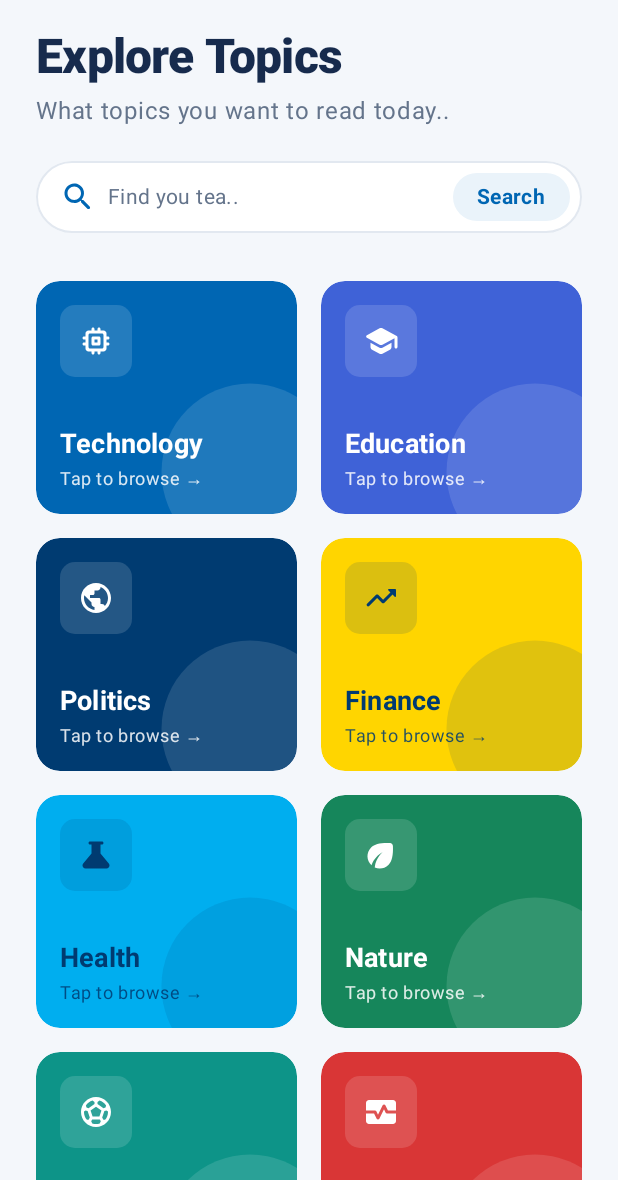
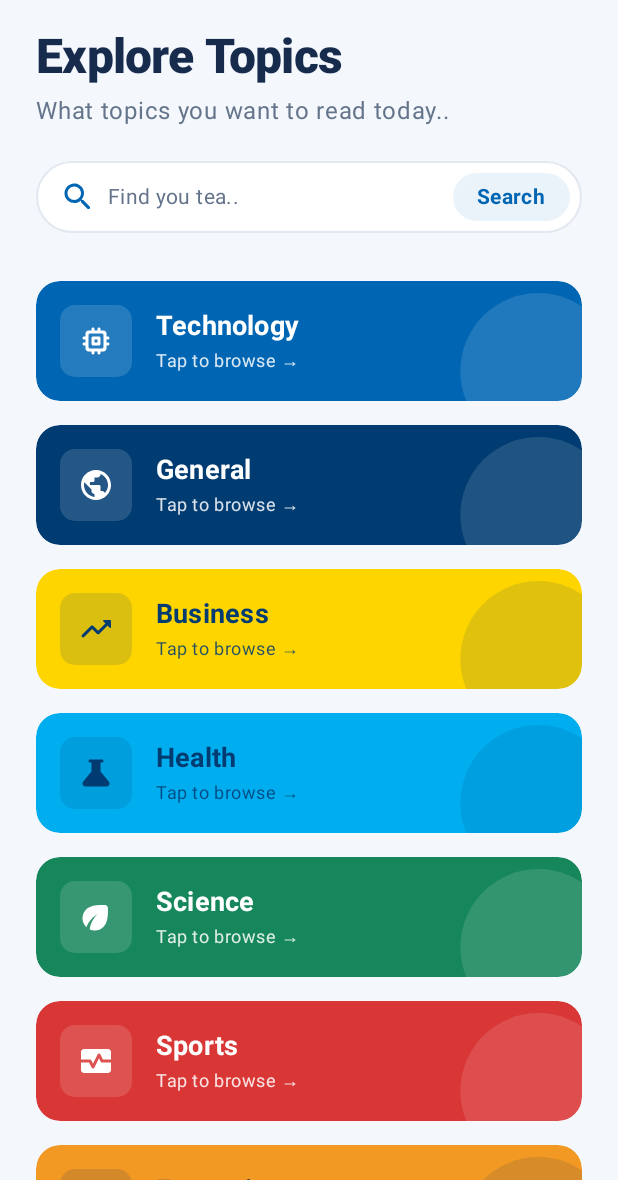
Before and after one commit to imaisnaini/Daily-Tea, an Android app built with Jetpack Compose: the screen it shows after launch (MainActivity), after a tap on "Technology", on a phone screen of 412 x 824 dp, the part 56-1236 px from its top. Run offline under Robolectric (Android 15) with nearby library versions, the phone set to English and light mode, and no system bars; our stand-ins replace Dagger/Hilt's generated code.

Commit message:
style(category) : adjust list of category, change layout to column

```diff
--- a/app/src/main/java/com/imaisnaini/dailytea/domain/model/Category.kt
+++ b/app/src/main/java/com/imaisnaini/dailytea/domain/model/Category.kt
@@ -5,13 +5,10 @@ enum class Category(
     val apiValue: String
 ) {
     TECHNOLOGY("Technology", "technology"),
-    EDUCATION("Education", "education"),
-    POLITICS("Politics", "politics"),
-    FINANCE("Finance", "finance"),
+    GENERAL("General", "general"),
+    BUSINESS("Business", "business"),
     HEALTH("Health", "health"),
-    NATURE("Nature", "nature"),
     SCIENCE("Science", "science"),
     SPORTS("Sports", "sports"),
     ENTERTAINMENT("Entertainment", "entertainment"),
-    CULTURE("Culture", "culture"),
 }
--- a/app/src/main/java/com/imaisnaini/dailytea/ui/CategoryScreen.kt
+++ b/app/src/main/java/com/imaisnaini/dailytea/ui/CategoryScreen.kt
@@ -38,12 +38,14 @@ import androidx.compose.ui.draw.drawBehind
 import androidx.compose.ui.geometry.Offset
 import androidx.compose.ui.text.font.FontWeight
 import androidx.compose.ui.text.style.TextOverflow
+import androidx.compose.ui.tooling.preview.Preview
 import androidx.compose.ui.unit.sp
 import com.imaisnaini.dailytea.domain.model.Category
 import com.imaisnaini.dailytea.ui.compose.CategoryCardStyle
 import com.imaisnaini.dailytea.ui.compose.SearchBar
 import com.imaisnaini.dailytea.ui.compose.cardStyle
 import com.imaisnaini.dailytea.ui.theme.BackgroundLight
+import com.imaisnaini.dailytea.ui.theme.MyTheme
 import com.imaisnaini.dailytea.ui.theme.PrimaryBlue
 import com.imaisnaini.dailytea.ui.theme.TextPrimary
 import com.imaisnaini.dailytea.ui.theme.TextSecondary
@@ -92,26 +94,14 @@ fun CategoryScreen(
                 )
             }
             items(
-                items = Category.entries.chunked(2),
-                key = { row -> row.joinToString("_") { it.name } }
-            ) { rowCategories ->
-                Row(
-                    horizontalArrangement = Arrangement.spacedBy(padding_large),
-                    modifier = Modifier
-                        .fillMaxWidth()
-                        .padding(horizontal = spacer_normal)
-                ) {
-                    rowCategories.forEach { category ->
-                        CategoryCard(
-                            category = category,
-                            onClick = { onCategoryClick(category) },
-                            modifier = Modifier.weight(1f)
-                        )
-                    }
-                    if (rowCategories.size == 1) {
-                        Spacer(modifier = Modifier.weight(1f))
-                    }
-                }
+                items = Category.entries,
+                key = { it.name }
+            ) { category ->
+                CategoryCard(
+                    category = category,
+                    onClick = { onCategoryClick(category) },
+                    modifier = Modifier.padding(horizontal = spacer_normal)
+                )
             }
         }
     }
@@ -186,27 +176,27 @@ private fun CategoryCard(
         shape = cardShape,
         color = style.containerColor,
         modifier = modifier
-            .aspectRatio(1.12f)
+            .fillMaxWidth()
             .clip(cardShape)
             .clickable(onClick = onClick)
     ) {
-        Column(
-            verticalArrangement = Arrangement.SpaceBetween,
+        Row(
+            verticalAlignment = Alignment.CenterVertically,
+            horizontalArrangement = Arrangement.spacedBy(padding_large),
             modifier = Modifier
-                .fillMaxSize()
+                .fillMaxWidth()
                 .drawBehind {
                     drawCircle(
                         color = style.contentColor.copy(alpha = 0.12f),
-                        radius = size.minDimension * 0.38f,
+                        radius = size.height * 0.65f,
                         center = Offset(
-                            x = size.width * 0.82f,
-                            y = size.height * 0.82f
+                            x = size.width * 0.92f,
+                            y = size.height * 0.75f
                         )
                     )
                 }
                 .padding(padding_large)
         ) {
-            // Top-left icon badge
             Box(
                 contentAlignment = Alignment.Center,
                 modifier = Modifier
@@ -222,8 +212,10 @@ private fun CategoryCard(
                 )
             }
 
-            // Bottom-left title & prompt
-            Column(verticalArrangement = Arrangement.spacedBy(padding_small)) {
+            Column(
+                verticalArrangement = Arrangement.spacedBy(padding_small),
+                modifier = Modifier.weight(1f)
+            ) {
                 Text(
                     text = category.displayName,
                     style = Typography.subtitle1.copy(
@@ -243,3 +235,14 @@ private fun CategoryCard(
         }
     }
 }
+
+@Preview(showBackground = true)
+@Composable
+private fun CategoriesScreenPreview() {
+    MyTheme(darkTheme = false) {
+        CategoryScreen(
+            onCategoryClick = {},
+            onSearchSubmit = {}
+        )
+    }
+}
--- a/app/src/main/java/com/imaisnaini/dailytea/ui/compose/CategoryCardStyle.kt
+++ b/app/src/main/java/com/imaisnaini/dailytea/ui/compose/CategoryCardStyle.kt
@@ -20,17 +20,12 @@ val Category.cardStyle: CategoryCardStyle
             contentColor = TextOnPrimary,
             icon = Icons.Rounded.Memory
         )
-        Category.EDUCATION -> CategoryCardStyle(
-            containerColor = RoyalIndigo,
-            contentColor = TextOnPrimary,
-            icon = Icons.Rounded.School
-        )
-        Category.POLITICS -> CategoryCardStyle(
+        Category.GENERAL -> CategoryCardStyle(
             containerColor = BrandBlue,
             contentColor = TextOnPrimary,
             icon = Icons.Rounded.Public
         )
-        Category.FINANCE -> CategoryCardStyle(
+        Category.BUSINESS -> CategoryCardStyle(
             containerColor = BrandYellow,
             contentColor = TextOnYellow,
             icon = Icons.Rounded.TrendingUp
@@ -40,7 +35,7 @@ val Category.cardStyle: CategoryCardStyle
             contentColor = TextOnPrimary,
             icon = Icons.Rounded.MonitorHeart
         )
-        Category.NATURE -> CategoryCardStyle(
+        Category.SCIENCE -> CategoryCardStyle(
             containerColor = SuccessGreen,
             contentColor = TextOnPrimary,
             icon = Icons.Rounded.Eco
@@ -50,17 +45,7 @@ val Category.cardStyle: CategoryCardStyle
             contentColor = BrandBlue,
             icon = Icons.Rounded.Science
         )
-        Category.SCIENCE -> CategoryCardStyle(
-            containerColor = DeepTeal,
-            contentColor = TextOnPrimary,
-            icon = Icons.Rounded.SportsSoccer
-        )
         Category.ENTERTAINMENT -> CategoryCardStyle(
-            containerColor = VividPurple,
-            contentColor = TextOnPrimary,
-            icon = Icons.Rounded.Movie
-        )
-        Category.CULTURE -> CategoryCardStyle(
             containerColor = WarningOrange,
             contentColor = TextPrimary,
             icon = Icons.Rounded.StarBorder
--- a/app/src/main/java/com/imaisnaini/dailytea/ui/theme/Color.kt
+++ b/app/src/main/java/com/imaisnaini/dailytea/ui/theme/Color.kt
@@ -27,11 +27,6 @@ val SuccessGreen = Color(0xFF16865B)
 val ErrorRed = Color(0xFFD93636)
 val WarningOrange = Color(0xFFF29924)
 
-// Category accents
-val RoyalIndigo = Color(0xFF3F62D7)
-val DeepTeal = Color(0xFF0D9488)
-val VividPurple = Color(0xFF6D4AFF)
-
 // Dark theme
 val BackgroundDark = Color(0xFF101B2D)
 val SurfaceDark = Color(0xFF1A2940)
```
